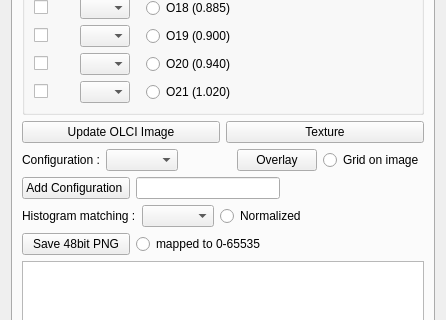
This is core/formtoolbox.ui in hvanruys/EUMETCastView as Qt 5 draws it before an edit; both pictures show x 0 to 446 and y 580 to 900 of the 446 by 1135 pixel window. The edited form follows.
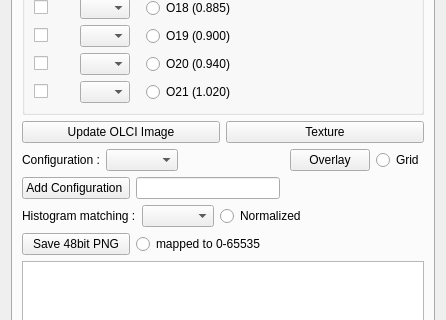
This is the edited form. The open tabs and pages were chosen to show the change. Custom widgets are drawn as their Qt base class.

```diff
--- a/core/formtoolbox.ui
+++ b/core/formtoolbox.ui
@@ -2750,7 +2750,7 @@
          <item>
           <widget class="QRadioButton" name="rdbGridOnOLCIimage">
            <property name="text">
-            <string>Grid on image</string>
+            <string>Grid</string>
            </property>
           </widget>
          </item>
```
